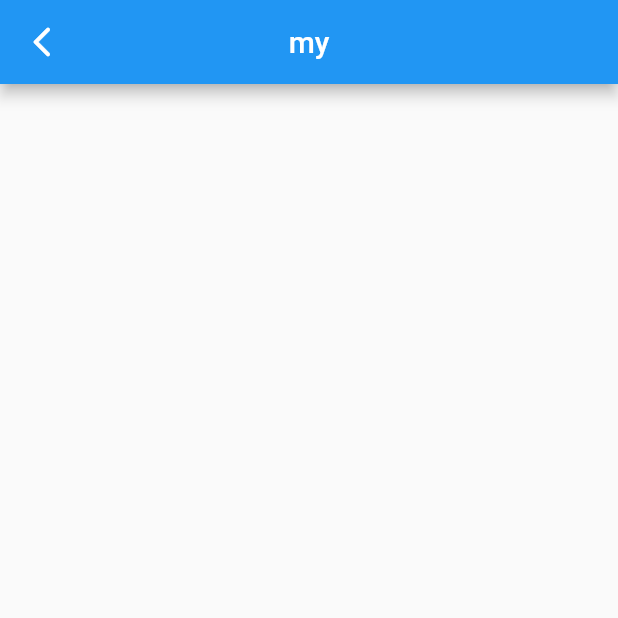
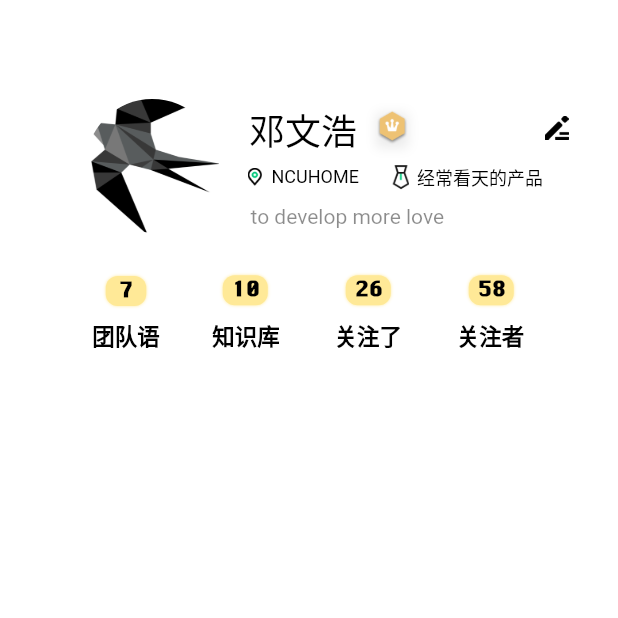
Before and after one commit to aboutmydreams/yuyan_app, a Flutter app: the MyPage screen opened directly, on a phone screen of 412 x 824 dp, the top half of it. Run offline on Flutter 3.47's test engine with Material 2 defaults, Android fonts, the phone set to English and light mode, and no system bars; our stand-ins replace curved_navigation_bar, dio, flare_flutter, flutter_svg, fluttertoast, liquid_swipe and 2 more; missing offline and left inert: flutter_webview_plugin; accounts and stored records are empty; network calls fail; Roboto replaces fonts that are missing (PingFang SC).

Commit message:
:tada: exit my page and add silom font

```diff
--- a/lib/models/component/appUI.dart
+++ b/lib/models/component/appUI.dart
@@ -1,9 +1,11 @@
 import 'package:flutter/material.dart';
 
 class AppColors {
+  static Color primaryElement = Colors.black;
   static Color accentText = Colors.black;
   static Color primaryText = Colors.black45;
   static Color background = Colors.white;
+  static Color yellow = Color.fromRGBO(255, 233, 151, 1);
 }
 
 class AppStyles {
--- a/lib/views/begin_init/guide_page/guide1.dart
+++ b/lib/views/begin_init/guide_page/guide1.dart
@@ -10,7 +10,7 @@ class Guide1 extends StatelessWidget {
       width: MediaQuery.of(context).size.width,
       height: MediaQuery.of(context).size.height,
       child: Image.asset(
-        'assets/images/guide1.jpg',
+        'assets/images/guide/guide1.jpg',
         fit: BoxFit.cover,
       ),
     );
--- a/lib/views/begin_init/guide_page/guide2.dart
+++ b/lib/views/begin_init/guide_page/guide2.dart
@@ -10,7 +10,7 @@ class Guide2 extends StatelessWidget {
       width: MediaQuery.of(context).size.width,
       height: MediaQuery.of(context).size.height,
       child: Image.asset(
-        'assets/images/guide2.jpg',
+        'assets/images/guide/guide2.jpg',
         fit: BoxFit.cover,
       ),
     );
--- a/lib/views/begin_init/guide_page/guide3.dart
+++ b/lib/views/begin_init/guide_page/guide3.dart
@@ -10,7 +10,7 @@ class Guide3 extends StatelessWidget {
       width: MediaQuery.of(context).size.width,
       height: MediaQuery.of(context).size.height,
       child: Image.asset(
-        'assets/images/guide3.jpg',
+        'assets/images/guide/guide3.jpg',
         fit: BoxFit.cover,
       ),
     );
--- a/lib/views/my_page/my_page.dart
+++ b/lib/views/my_page/my_page.dart
@@ -1,4 +1,6 @@
 import 'package:flutter/material.dart';
+import 'package:yuyan_app/views/my_page/view/info_count.dart';
+import 'package:yuyan_app/views/my_page/view/user_info.dart';
 
 class MyPage extends StatefulWidget {
   MyPage({Key key}) : super(key: key);
@@ -11,8 +13,11 @@ class _MyPageState extends State<MyPage> {
   @override
   Widget build(BuildContext context) {
     return Scaffold(
-      appBar: AppBar(
-        title: Text("my"),
+      backgroundColor: Colors.white,
+      body: SingleChildScrollView(
+        child: Column(
+          children: <Widget>[userInfo(), infoCount()],
+        ),
       ),
     );
   }
--- /dev/null
+++ b/lib/views/my_page/view/info_count.dart
@@ -0,0 +1,245 @@
+import 'package:flutter/material.dart';
+import 'package:yuyan_app/models/component/appUI.dart';
+
+Widget infoCount() {
+  return Align(
+    alignment: Alignment.topCenter,
+    child: Container(
+      width: 289,
+      height: 52,
+      margin: EdgeInsets.only(top: 28),
+      child: Row(
+        children: [
+          Container(
+            width: 45,
+            height: 52,
+            child: Column(
+              crossAxisAlignment: CrossAxisAlignment.stretch,
+              children: [
+                Container(
+                  height: 22,
+                  child: Stack(
+                    alignment: Alignment.center,
+                    children: [
+                      Positioned(
+                        left: 9,
+                        right: 9,
+                        child: Container(
+                          height: 20,
+                          decoration: BoxDecoration(
+                            color: AppColors.yellow,
+                            boxShadow: [
+                              Shadows.primaryShadow,
+                            ],
+                            borderRadius: BorderRadius.circular(8),
+                          ),
+                          child: Container(),
+                        ),
+                      ),
+                      Positioned(
+                        left: 17,
+                        right: 17,
+                        child: Text(
+                          "7",
+                          textAlign: TextAlign.center,
+                          style: TextStyle(
+                            color: AppColors.accentText,
+                            fontFamily: "Silom",
+                            fontWeight: FontWeight.w700,
+                            fontSize: 14,
+                          ),
+                        ),
+                      ),
+                    ],
+                  ),
+                ),
+                Spacer(),
+                Text(
+                  "团队语",
+                  textAlign: TextAlign.center,
+                  style: AppStyles.textStyleB,
+                ),
+              ],
+            ),
+          ),
+          Container(
+            width: 45,
+            height: 52,
+            margin: EdgeInsets.only(left: 35),
+            child: Column(
+              crossAxisAlignment: CrossAxisAlignment.stretch,
+              children: [
+                Container(
+                  height: 21,
+                  child: Stack(
+                    alignment: Alignment.center,
+                    children: [
+                      Positioned(
+                        left: 7,
+                        right: 8,
+                        child: Container(
+                          height: 20,
+                          decoration: BoxDecoration(
+                            color: AppColors.yellow,
+                            boxShadow: [
+                              Shadows.primaryShadow,
+                            ],
+                            borderRadius: BorderRadius.circular(8),
+                          ),
+                          child: Container(),
+                        ),
+                      ),
+                      Positioned(
+                        left: 13,
+                        right: 13,
+                        child: Text(
+                          "10",
+                          textAlign: TextAlign.center,
+                          style: TextStyle(
+                            color: AppColors.accentText,
+                            fontFamily: "Silom",
+                            fontWeight: FontWeight.w700,
+                            fontSize: 14,
+                          ),
+                        ),
+                      ),
+                    ],
+                  ),
+                ),
+                Spacer(),
+                Text(
+                  "知识库",
+                  textAlign: TextAlign.center,
+                  style: AppStyles.textStyleB,
+                ),
+              ],
+            ),
+          ),
+          Spacer(),
+          Container(
+            width: 48,
+            height: 52,
+            margin: EdgeInsets.only(right: 35),
+            child: Column(
+              crossAxisAlignment: CrossAxisAlignment.stretch,
+              children: [
+                Container(
+                  height: 21,
+                  margin: EdgeInsets.only(left: 2, right: 1),
+                  child: Stack(
+                    alignment: Alignment.center,
+                    children: [
+                      Positioned(
+                        left: 7,
+                        right: 8,
+                        child: Container(
+                          height: 20,
+                          decoration: BoxDecoration(
+                            color: AppColors.yellow,
+                            boxShadow: [
+                              Shadows.primaryShadow,
+                            ],
+                            borderRadius: BorderRadius.circular(8),
+                          ),
+                          child: Container(),
+                        ),
+                      ),
+                      Positioned(
+                        left: 13,
+                        right: 13,
+                        child: Text(
+                          "26",
+                          textAlign: TextAlign.center,
+                          style: TextStyle(
+                            color: AppColors.accentText,
+                            fontFamily: "Silom",
+                            fontWeight: FontWeight.w700,
+                            fontSize: 14,
+                          ),
+                        ),
+                      ),
+                    ],
+                  ),
+                ),
+                Spacer(),
+                Container(
+                  margin: EdgeInsets.symmetric(horizontal: 1),
+                  child: Text(
+                    "关注了",
+                    textAlign: TextAlign.center,
+                    style: AppStyles.textStyleB,
+                  ),
+                ),
+              ],
+            ),
+          ),
+          Container(
+            width: 46,
+            height: 52,
+            child: Column(
+              crossAxisAlignment: CrossAxisAlignment.stretch,
+              children: [
+                Container(
+                  height: 21,
+                  margin: EdgeInsets.only(left: 1),
+                  child: Stack(
+                    alignment: Alignment.center,
+                    children: [
+                      Positioned(
+                        left: 7,
+                        right: 8,
+                        child: Container(
+                          height: 20,
+                          decoration: BoxDecoration(
+                            color: AppColors.yellow,
+                            boxShadow: [
+                              Shadows.primaryShadow,
+                            ],
+                            borderRadius: BorderRadius.circular(8),
+                          ),
+                          child: Container(),
+                        ),
+                      ),
+                      Positioned(
+                        left: 13,
+                        right: 13,
+                        child: Text(
+                          "58",
+                          textAlign: TextAlign.center,
+                          style: TextStyle(
+                            color: AppColors.accentText,
+                            fontFamily: "Silom",
+                            fontWeight: FontWeight.w700,
+                            fontSize: 14,
+                          ),
+                        ),
+                      ),
+                    ],
+                  ),
+                ),
+                Spacer(),
+                Container(
+                  margin: EdgeInsets.only(right: 1),
+                  child: Text(
+                    "关注者",
+                    textAlign: TextAlign.center,
+                    style: AppStyles.textStyleB,
+                  ),
+                ),
+              ],
+            ),
+          ),
+        ],
+      ),
+    ),
+  );
+}
+
+class Shadows {
+  Color primaryElement = Colors.white12;
+  static BoxShadow primaryShadow = BoxShadow(
+    color: Color.fromRGBO(255, 233, 151, 1),
+    offset: Offset(0, 0),
+    blurRadius: 1,
+  );
+}
--- /dev/null
+++ b/lib/views/my_page/view/user_info.dart
@@ -0,0 +1,145 @@
+import 'package:flutter/material.dart';
+import 'package:yuyan_app/models/component/appUI.dart';
+
+Widget userInfo() {
+  return Container(
+    width: 322,
+    height: 89,
+    margin: EdgeInsets.only(left: 24, top: 66),
+    child: Row(
+      crossAxisAlignment: CrossAxisAlignment.center,
+      mainAxisAlignment: MainAxisAlignment.start,
+      children: [
+        Container(
+          width: 89,
+          height: 89,
+          child: ClipOval(
+            child: Image.asset(
+              "assets/images/logo.png",
+              fit: BoxFit.cover,
+            ),
+          ),
+        ),
+        Spacer(),
+        Container(
+          width: 215,
+          height: 84,
+          child: Column(
+            crossAxisAlignment: CrossAxisAlignment.start,
+            children: [
+              Container(
+                height: 33,
+                margin: EdgeInsets.only(left: 2),
+                child: Row(
+                  children: [
+                    Text(
+                      "邓文浩",
+                      textAlign: TextAlign.center,
+                      style: TextStyle(
+                        color: AppColors.accentText,
+                        fontFamily: "PingFang SC",
+                        fontWeight: FontWeight.w500,
+                        fontSize: 24,
+                      ),
+                    ),
+                    Container(
+                      width: 21,
+                      height: 23,
+                      margin: EdgeInsets.only(left: 13),
+                      decoration: BoxDecoration(
+                        boxShadow: [
+                          BoxShadow(
+                            color: Color.fromARGB(20, 0, 0, 0),
+                            offset: Offset(0, 2),
+                            blurRadius: 6,
+                          ),
+                        ],
+                      ),
+                      child: Image.asset(
+                        "assets/images/my_page/member.png",
+                        fit: BoxFit.cover,
+                      ),
+                    ),
+                    Spacer(),
+                    Container(
+                      width: 16,
+                      height: 16,
+                      child: Image.asset(
+                        "assets/images/my_page/exit.png",
+                        fit: BoxFit.cover,
+                      ),
+                    ),
+                  ],
+                ),
+              ),
+              Container(
+                height: 17,
+                margin: EdgeInsets.only(top: 8, right: 17),
+                child: Row(
+                  crossAxisAlignment: CrossAxisAlignment.center,
+                  children: [
+                    Container(
+                      width: 12,
+                      height: 12,
+                      margin: EdgeInsets.only(right: 2),
+                      child: Image.asset(
+                        "assets/images/my_page/location.png",
+                        fit: BoxFit.contain,
+                      ),
+                    ),
+                    Container(
+                      margin: EdgeInsets.only(left: 3),
+                      child: Text(
+                        "NCUHOME",
+                        textAlign: TextAlign.center,
+                        style: TextStyle(
+                          color: AppColors.accentText,
+                          fontFamily: "PingFang SC",
+                          fontWeight: FontWeight.w400,
+                          fontSize: 12,
+                        ),
+                      ),
+                    ),
+                    Spacer(),
+                    Container(
+                      width: 22,
+                      height: 22,
+                      child: Image.asset(
+                        "assets/images/my_page/position.png",
+                        fit: BoxFit.contain,
+                      ),
+                    ),
+                    Text(
+                      "经常看天的产品",
+                      textAlign: TextAlign.center,
+                      style: TextStyle(
+                        color: AppColors.accentText,
+                        fontFamily: "PingFang SC",
+                        fontWeight: FontWeight.w400,
+                        fontSize: 12,
+                      ),
+                    ),
+                  ],
+                ),
+              ),
+              Spacer(),
+              Container(
+                margin: EdgeInsets.only(left: 3),
+                child: Text(
+                  "to develop more love",
+                  textAlign: TextAlign.center,
+                  style: TextStyle(
+                    color: AppColors.primaryText,
+                    fontFamily: "PingFang SC",
+                    fontWeight: FontWeight.w400,
+                    fontSize: 14,
+                  ),
+                ),
+              ),
+            ],
+          ),
+        ),
+      ],
+    ),
+  );
+}
```
Also changed, not shown: pubspec.yaml (+15 -10 lines), assets/fonts/Silom.ttf (added), assets/images/guide/guide1.jpg (renamed from assets/images/guide1.jpg), assets/images/guide/guide2.jpg (renamed from assets/images/guide2.jpg), assets/images/guide/guide3.jpg (renamed from assets/images/guide3.jpg), assets/images/my_page/exit.png (added), assets/images/my_page/location.png (added), assets/images/my_page/member.png (added), assets/images/my_page/position.png (added).
